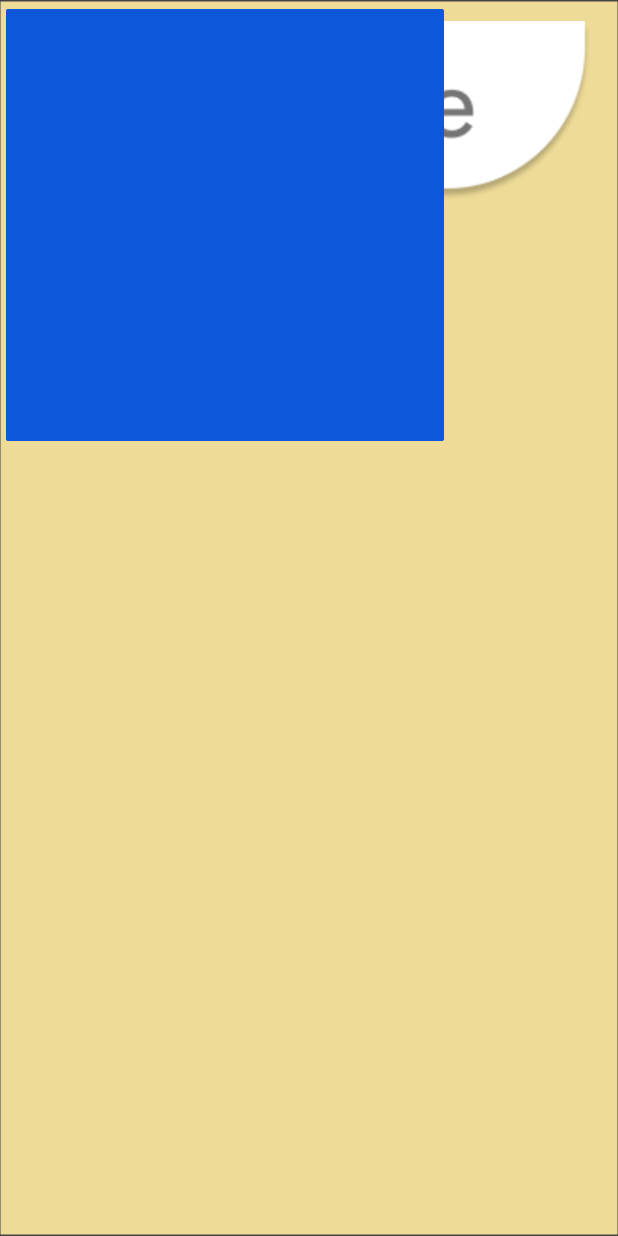
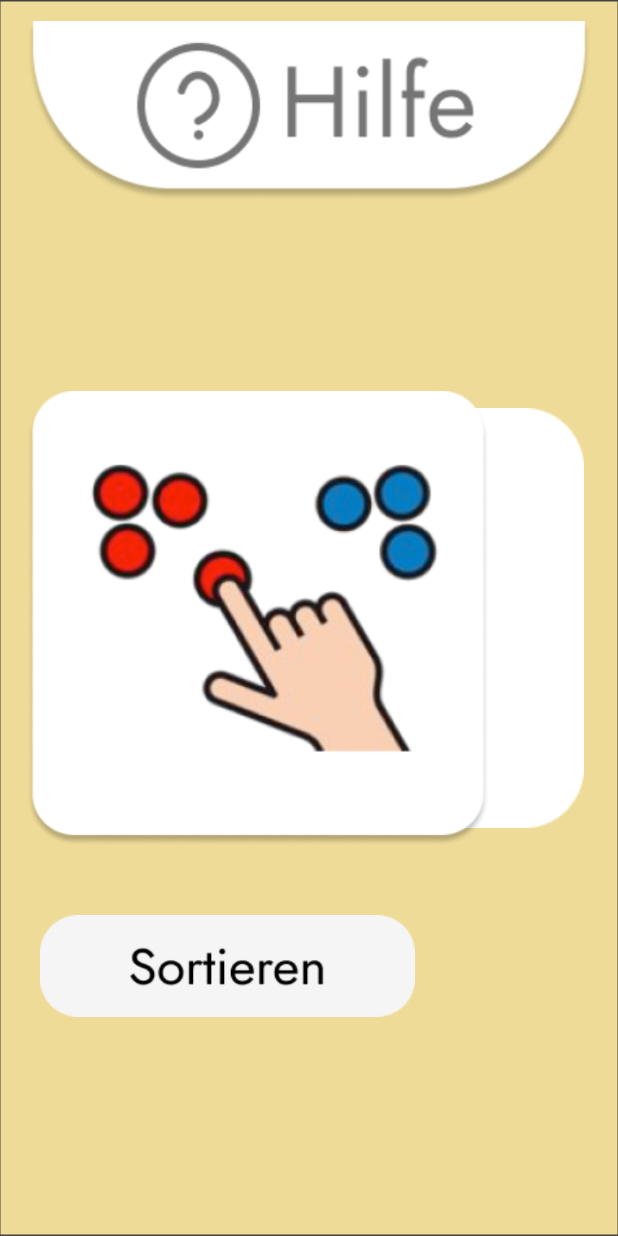
Before and after one commit to hafohaf/ti-proto, an Android app: the activity3 screen opened directly, with no data from a screen before it, on a phone screen of 412 x 824 dp. Run offline under Robolectric (Android 15) with nearby library versions, the phone set to English and light mode, and no system bars.

Commit message:
first commit

```diff
--- a/app/src/main/java/com/example/myapplication/activity2.java
+++ b/app/src/main/java/com/example/myapplication/activity2.java
@@ -17,8 +17,8 @@ public class activity2 extends AppCompatActivity {
         Intent intent = new Intent(this, MainActivity.class);
         startActivity(intent);
     }
-    public void goToubung(View view) {
-        Intent intent = new Intent(this, tableubung.class);
+    public void goToActivity3(View view) {
+        Intent intent = new Intent(this, activity3.class);
         startActivity(intent);
     }
 }
--- a/app/src/main/java/com/example/myapplication/activity3.java
+++ b/app/src/main/java/com/example/myapplication/activity3.java
@@ -2,7 +2,9 @@ package com.example.myapplication;
 
 import androidx.appcompat.app.AppCompatActivity;
 
+import android.content.Intent;
 import android.os.Bundle;
+import android.view.View;
 
 public class activity3 extends AppCompatActivity {
 
@@ -11,4 +13,8 @@ public class activity3 extends AppCompatActivity {
         super.onCreate(savedInstanceState);
         setContentView(R.layout.activity_3);
     }
+    public void goTogame1(View view) {
+        Intent intent = new Intent(this, game1.class);
+        startActivity(intent);
+    }
 }
--- a/app/src/main/java/com/example/myapplication/tableubung.java
+++ b/app/src/main/java/com/example/myapplication/tableubung.java
@@ -13,8 +13,5 @@ public class tableubung extends AppCompatActivity {
         super.onCreate(savedInstanceState);
         setContentView(R.layout.activity_tableubung);
     }
-    public void goTogame1(View view) {
-        Intent intent = new Intent(this, game1.class);
-        startActivity(intent);
-    }
+
 }
--- a/app/src/main/res/layout/activity_3.xml
+++ b/app/src/main/res/layout/activity_3.xml
@@ -1,10 +1,10 @@
-<androidx.constraintlayout.widget.ConstraintLayout
-    xmlns:android="http://schemas.android.com/apk/res/android"
+<androidx.constraintlayout.widget.ConstraintLayout xmlns:android="http://schemas.android.com/apk/res/android"
     xmlns:app="http://schemas.android.com/apk/res-auto"
     xmlns:tools="http://schemas.android.com/tools"
     android:layout_width="match_parent"
     android:layout_height="match_parent"
     android:background="@drawable/img"
+    android:onClick="GoTogame"
     tools:context=".activity3">
 
     <ImageButton
@@ -23,31 +23,60 @@
         app:srcCompat="@drawable/help" />
 
     <ImageButton
-        android:id="@+id/imageButton3"
-        android:layout_width="300dp"
-        android:layout_height="300dp"
-        android:backgroundTint="#0C57DA"
-        android:scaleType="fitXY"
-        app:srcCompat="@drawable/img_2"
-        tools:layout_editor_absoluteX="88dp"
-        tools:layout_editor_absoluteY="273dp" />
-
-    <ImageButton
         android:id="@+id/imageButton4"
         android:layout_width="300dp"
         android:layout_height="300dp"
-        android:backgroundTint="#0C57DA"
+        android:backgroundTint="#000C57DA"
         android:scaleType="fitXY"
-        tools:layout_editor_absoluteX="490dp"
-        tools:layout_editor_absoluteY="273dp" />
+        android:src="@drawable/img_4"
+        app:layout_constraintBottom_toBottomOf="parent"
+        app:layout_constraintEnd_toEndOf="parent"
+        app:layout_constraintHorizontal_bias="0.48"
+        app:layout_constraintStart_toStartOf="parent"
+        app:layout_constraintTop_toTopOf="@+id/imageButton2"
+        app:layout_constraintVertical_bias="0.495" />
 
     <ImageButton
         android:id="@+id/imageButton5"
         android:layout_width="300dp"
         android:layout_height="300dp"
-        android:backgroundTint="#0C57DA"
+        android:backgroundTint="#000C57DA"
         android:scaleType="fitXY"
-        tools:layout_editor_absoluteX="888dp"
-        tools:layout_editor_absoluteY="273dp" />
+        android:src="@drawable/img_4"
+        app:layout_constraintBottom_toBottomOf="parent"
+        app:layout_constraintEnd_toEndOf="parent"
+        app:layout_constraintHorizontal_bias="0.905"
+        app:layout_constraintStart_toStartOf="parent"
+        app:layout_constraintTop_toTopOf="parent" />
+
+    <ImageButton
+        android:id="@+id/imageButton10"
+        android:layout_width="274dp"
+        android:layout_height="88dp"
+        android:layout_marginBottom="112dp"
+        android:backgroundTint="#00FFFFFF"
+        android:scaleType="fitXY"
+        android:onClick="goTogame1"
+        app:layout_constraintBottom_toBottomOf="parent"
+        app:layout_constraintEnd_toEndOf="parent"
+        app:layout_constraintHorizontal_bias="0.106"
+        app:layout_constraintStart_toStartOf="parent"
+        app:layout_constraintTop_toBottomOf="@+id/imageButton12"
+        app:layout_constraintVertical_bias="0.518"
+        app:srcCompat="@drawable/img_8" />
+
+    <ImageButton
+        android:id="@+id/imageButton12"
+        android:layout_width="332dp"
+        android:layout_height="323dp"
+        android:backgroundTint="#00FFFFFF"
+        android:scaleType="fitXY"
+        android:onClick="goTogame1"
+        app:layout_constraintBottom_toBottomOf="parent"
+        app:layout_constraintEnd_toEndOf="parent"
+        app:layout_constraintHorizontal_bias="0.072"
+        app:layout_constraintStart_toStartOf="parent"
+        app:layout_constraintTop_toTopOf="parent"
+        app:srcCompat="@drawable/img_7" />
 
 </androidx.constraintlayout.widget.ConstraintLayout>
```
Also changed, not shown: app/src/main/res/layout/activity_2.xml (+37 -8 lines), app/src/main/res/drawable/img_6.png (added), app/src/main/res/drawable/img_7.png (added), app/src/main/res/drawable/img_8.png (added).
